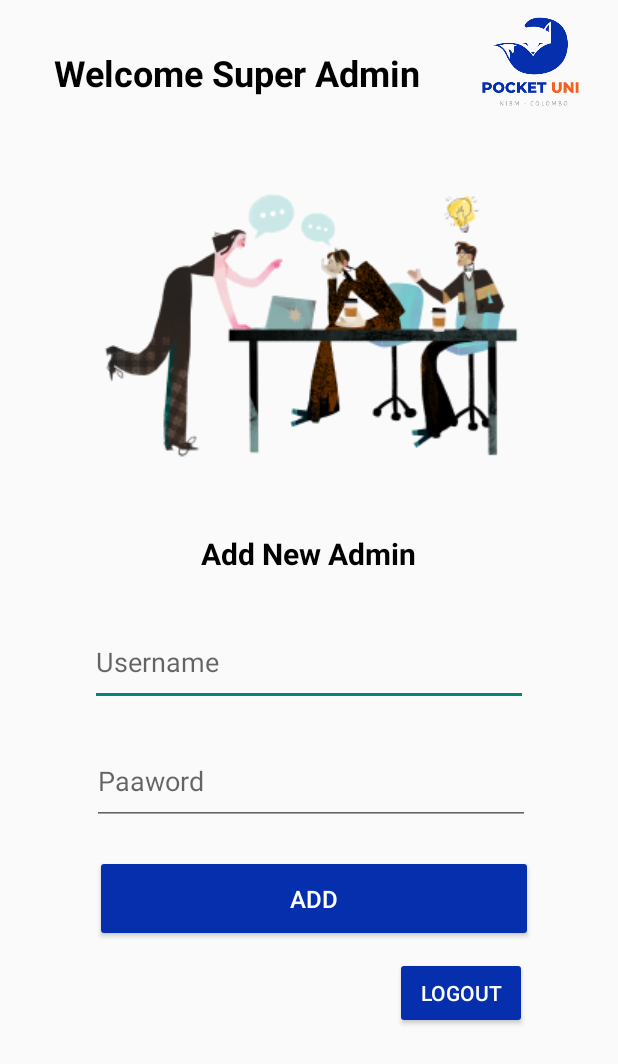
After one commit to shehan-shyaminda/PocketUni-Admin, an Android app: the SuperAdminHome screen opened directly, with no data from a screen before it, on a phone screen of 412 x 824 dp. The commit adds this screen. Shown: the top 1064 px of the screen. Run offline under Robolectric (Android 15) with nearby library versions, the phone set to English and light mode, and no system bars.

Commit message:
Super Admin UIs

```diff
--- a/app/src/main/AndroidManifest.xml
+++ b/app/src/main/AndroidManifest.xml
@@ -9,6 +9,12 @@
         android:roundIcon="@mipmap/ic_launcher_round"
         android:supportsRtl="true"
         android:theme="@style/Theme.PocketUniAdmin">
+        <activity
+            android:name=".SuperAdminHome"
+            android:exported="false" />
+        <activity
+            android:name=".ContactSuperAdmin"
+            android:exported="false" />
         <activity
             android:name=".Help"
             android:exported="false" />
--- /dev/null
+++ b/app/src/main/java/com/codelabs/pocketuni_admin/SuperAdminHome.java
@@ -0,0 +1,14 @@
+package com.codelabs.pocketuni_admin;
+
+import androidx.appcompat.app.AppCompatActivity;
+
+import android.os.Bundle;
+
+public class SuperAdminHome extends AppCompatActivity {
+
+    @Override
+    protected void onCreate(Bundle savedInstanceState) {
+        super.onCreate(savedInstanceState);
+        setContentView(R.layout.activity_super_admin_home);
+    }
+}
--- a/app/src/main/res/layout/activity_add_new_batch.xml
+++ b/app/src/main/res/layout/activity_add_new_batch.xml
@@ -84,6 +84,7 @@
                     android:backgroundTint="#052FAD"
                     android:text="ADD NEW BATCH"
                     android:textColor="#FFFFFF"
+                    android:textSize="16sp"
                     app:layout_constraintStart_toStartOf="parent"
                     app:layout_constraintTop_toBottomOf="@+id/txtNumberOfStudents" />
 
--- /dev/null
+++ b/app/src/main/res/layout/activity_super_admin_home.xml
@@ -0,0 +1,117 @@
+<?xml version="1.0" encoding="utf-8"?>
+<androidx.constraintlayout.widget.ConstraintLayout xmlns:android="http://schemas.android.com/apk/res/android"
+    xmlns:app="http://schemas.android.com/apk/res-auto"
+    xmlns:tools="http://schemas.android.com/tools"
+    android:layout_width="match_parent"
+    android:layout_height="match_parent"
+    tools:context=".SuperAdminHome">
+
+    <androidx.constraintlayout.widget.ConstraintLayout
+        android:id="@+id/constraintLayout9"
+        android:layout_width="411dp"
+        android:layout_height="82dp"
+        app:layout_constraintStart_toStartOf="parent"
+        app:layout_constraintTop_toTopOf="parent">
+
+        <TextView
+            android:id="@+id/textView34"
+            android:layout_width="wrap_content"
+            android:layout_height="wrap_content"
+            android:layout_marginStart="36dp"
+            android:layout_marginTop="32dp"
+            android:text="Welcome Super Admin"
+            android:textColor="#000000"
+            android:textSize="24sp"
+            android:textStyle="bold"
+            app:layout_constraintStart_toStartOf="parent"
+            app:layout_constraintTop_toTopOf="parent" />
+
+        <ImageView
+            android:id="@+id/imageView13"
+            android:layout_width="106dp"
+            android:layout_height="83dp"
+            android:layout_marginStart="22dp"
+            app:layout_constraintStart_toEndOf="@+id/textView34"
+            app:layout_constraintTop_toTopOf="parent"
+            app:srcCompat="@drawable/ic_logo" />
+    </androidx.constraintlayout.widget.ConstraintLayout>
+
+    <androidx.constraintlayout.widget.ConstraintLayout
+        android:layout_width="414dp"
+        android:layout_height="651dp"
+        app:layout_constraintStart_toStartOf="parent"
+        app:layout_constraintTop_toBottomOf="@+id/constraintLayout9">
+
+        <ImageView
+            android:id="@+id/imageView14"
+            android:layout_width="wrap_content"
+            android:layout_height="wrap_content"
+            android:layout_marginStart="60dp"
+            android:layout_marginTop="26dp"
+            app:layout_constraintStart_toStartOf="parent"
+            app:layout_constraintTop_toTopOf="parent"
+            app:srcCompat="@drawable/brainstorming" />
+
+        <TextView
+            android:id="@+id/textView35"
+            android:layout_width="wrap_content"
+            android:layout_height="wrap_content"
+            android:layout_marginStart="134dp"
+            android:layout_marginTop="30dp"
+            android:text="Add New Admin"
+            android:textColor="#000000"
+            android:textSize="20sp"
+            android:textStyle="bold"
+            app:layout_constraintStart_toStartOf="parent"
+            app:layout_constraintTop_toBottomOf="@+id/imageView14" />
+
+        <EditText
+            android:id="@+id/txtUsernameSA"
+            android:layout_width="292dp"
+            android:layout_height="58dp"
+            android:layout_marginStart="60dp"
+            android:layout_marginTop="30dp"
+            android:ems="10"
+            android:hint="Username"
+            android:inputType="textPersonName"
+            app:layout_constraintStart_toStartOf="parent"
+            app:layout_constraintTop_toBottomOf="@+id/textView35" />
+
+        <EditText
+            android:id="@+id/txtPasswordSA"
+            android:layout_width="292dp"
+            android:layout_height="58dp"
+            android:layout_marginStart="61dp"
+            android:layout_marginTop="21dp"
+            android:ems="10"
+            android:hint="Paaword"
+            android:inputType="textPersonName"
+            app:layout_constraintStart_toStartOf="parent"
+            app:layout_constraintTop_toBottomOf="@+id/txtUsernameSA" />
+
+        <Button
+            android:id="@+id/button3"
+            android:layout_width="292dp"
+            android:layout_height="58dp"
+            android:layout_marginStart="63dp"
+            android:layout_marginTop="20dp"
+            android:backgroundTint="#052FAD"
+            android:text="ADD"
+            android:textColor="#FFFFFF"
+            android:textSize="16sp"
+            app:layout_constraintStart_toStartOf="parent"
+            app:layout_constraintTop_toBottomOf="@+id/txtPasswordSA" />
+
+        <Button
+            android:id="@+id/btnLogoutSA"
+            android:layout_width="wrap_content"
+            android:layout_height="wrap_content"
+            android:layout_marginStart="263dp"
+            android:layout_marginTop="10dp"
+            android:backgroundTint="#052FAD"
+            android:text="LOGOUT"
+            android:textColor="#FFFFFF"
+            app:layout_constraintStart_toStartOf="parent"
+            app:layout_constraintTop_toBottomOf="@+id/button3" />
+    </androidx.constraintlayout.widget.ConstraintLayout>
+</androidx.constraintlayout.widget.ConstraintLayout>
```
Also changed, not shown: app/src/main/res/drawable/brainstorming.png (added), app/src/main/res/drawable/icons8_call_50__1_.png (added), app/src/main/res/drawable/whatsapp_48.png (added).
